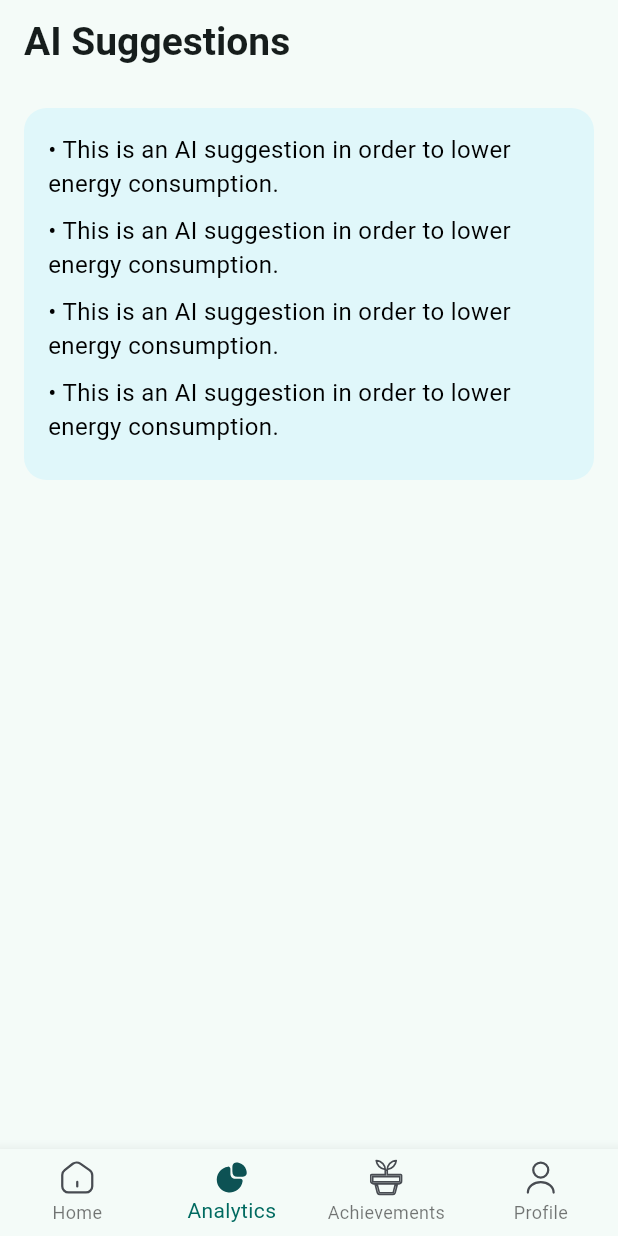
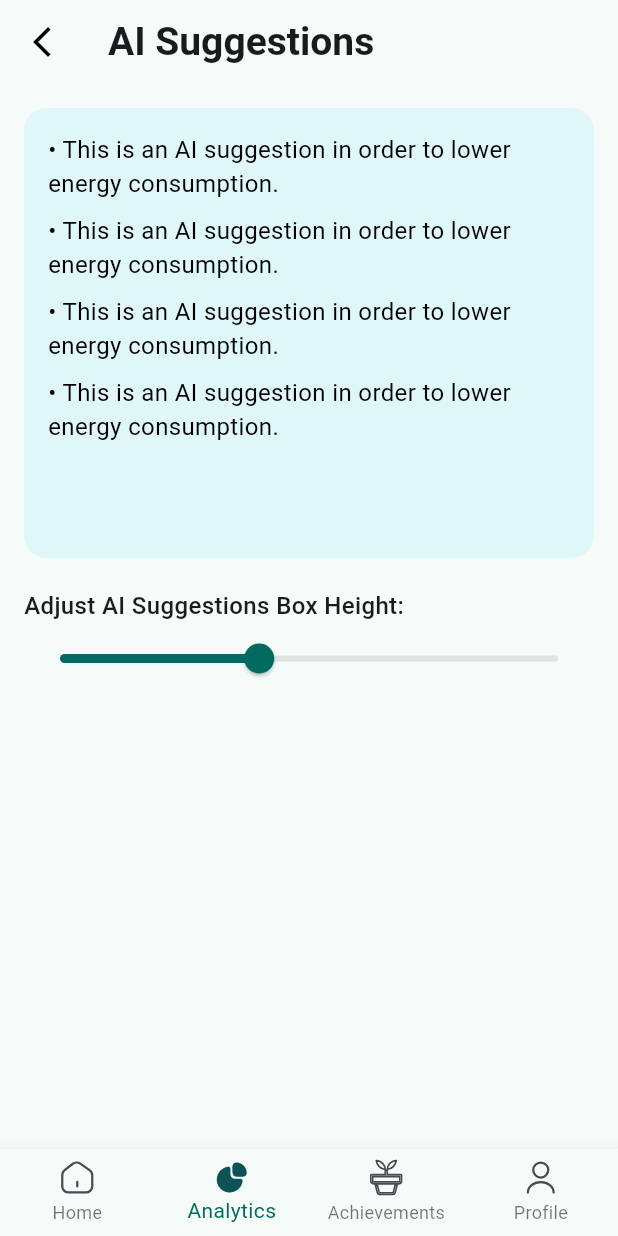
Before and after one commit to ali9issa99/Powerdown-Frontend, a Flutter app: the AiSuggestionsScreen screen opened directly, on a phone screen of 412 x 824 dp. Run offline on Flutter 3.47's test engine with Material 3 defaults, Android fonts, the phone set to English and light mode, and no system bars; our stand-ins replace fl_chart, flutter_svg.

Commit message:
fixed styling issues

```diff
--- a/lib/Screens/aisuggestionsScreen.dart
+++ b/lib/Screens/aisuggestionsScreen.dart
@@ -10,6 +10,7 @@ class AiSuggestionsScreen extends StatefulWidget {
 
 class _AiSuggestionsScreenState extends State<AiSuggestionsScreen> {
   int _selectedIndex = 1; // Keep Analytics active
+  double _containerHeight = 300.0; // Variable to control box height
 
   void _onItemTapped(int index) {
     if (index != _selectedIndex) {
@@ -52,7 +53,13 @@ class _AiSuggestionsScreenState extends State<AiSuggestionsScreen> {
             fontWeight: FontWeight.w600,
           ),
         ),
-        automaticallyImplyLeading: false, // Show the back button
+        automaticallyImplyLeading: false, // Disable default back button
+        leading: IconButton(
+          icon: const Icon(Icons.arrow_back_ios_new, color: Colors.black), // Custom back icon
+          onPressed: () {
+            Navigator.pop(context); // Navigate back to the previous screen
+          },
+        ),
       ),
       body: Padding(
         padding: const EdgeInsets.all(16.0),
@@ -60,6 +67,7 @@ class _AiSuggestionsScreenState extends State<AiSuggestionsScreen> {
           crossAxisAlignment: CrossAxisAlignment.start,
           children: [
             Container(
+              height: _containerHeight, // Control height dynamically
               padding: const EdgeInsets.all(16.0),
               decoration: BoxDecoration(
                 color: const Color(0xFFE0F7FA), // Light green background
@@ -81,6 +89,22 @@ class _AiSuggestionsScreenState extends State<AiSuggestionsScreen> {
                     .toList(),
               ),
             ),
+            const SizedBox(height: 20),
+            // Slider to control the height of the AI suggestions box
+            const Text(
+              "Adjust AI Suggestions Box Height:",
+              style: TextStyle(fontSize: 16, fontWeight: FontWeight.w500),
+            ),
+            Slider(
+              min: 100.0,
+              max: 600.0,
+              value: _containerHeight,
+              onChanged: (double value) {
+                setState(() {
+                  _containerHeight = value;
+                });
+              },
+            ),
           ],
         ),
       ),
```
